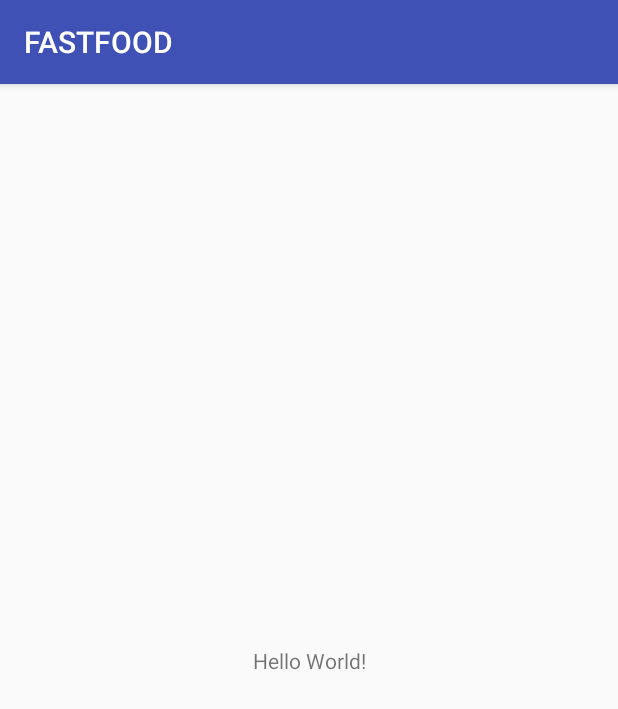
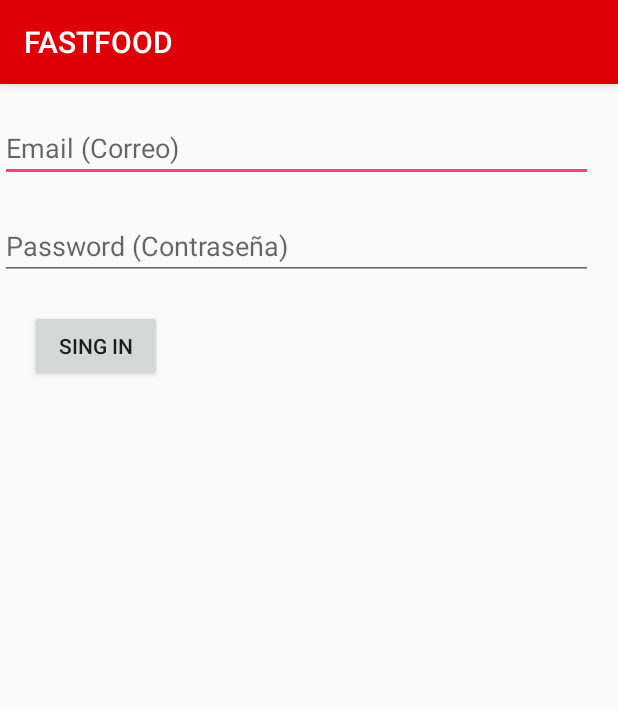
Before and after one commit to sebastianver123/FASTFOOD2, an Android app: the screen it shows after launch (MainActivity), on a phone screen of 412 x 824 dp. Shown: the top 709 px of the screen. Run offline under Robolectric (Android 15) with nearby library versions, the phone set to English and light mode, and no system bars.

Commit message:
Menú de ingreso

```diff
--- a/app/src/main/res/layout/activity_main.xml
+++ b/app/src/main/res/layout/activity_main.xml
@@ -6,13 +6,37 @@
     android:layout_height="match_parent"
     tools:context="co.edu.udistrtital.sebastianvergara.fastfood.MainActivity">
 
-    <TextView
-        android:layout_width="wrap_content"
-        android:layout_height="wrap_content"
-        android:text="Hello World!"
-        app:layout_constraintBottom_toBottomOf="parent"
-        app:layout_constraintLeft_toLeftOf="parent"
-        app:layout_constraintRight_toRightOf="parent"
-        app:layout_constraintTop_toTopOf="parent" />
+    <LinearLayout
+        android:layout_width="395dp"
+        android:layout_height="587dp"
+        android:orientation="vertical"
+        tools:layout_editor_absoluteY="8dp"
+        tools:layout_editor_absoluteX="8dp">
+
+        <EditText
+            android:inputType="text"
+            android:layout_marginTop="20dp"
+            android:layout_width="match_parent"
+            android:layout_height="wrap_content"
+            android:hint="Email (Correo)"
+            android:maxLines="1"
+            android:id="@+id/email"/>
+        <EditText
+            android:inputType="text"
+            android:layout_marginTop="20dp"
+            android:layout_width="match_parent"
+            android:layout_height="wrap_content"
+            android:hint="Password (Contraseña)"
+            android:maxLines="1"
+            android:id="@+id/pass"/>
+        <Button
+            android:layout_margin="20dp"
+            android:layout_marginBottom="20dp"
+            android:layout_width="wrap_content"
+            android:layout_height="wrap_content"
+            android:text="Sing In"
+            android:id="@+id/btnin"/>
+
+    </LinearLayout>
 
 </android.support.constraint.ConstraintLayout>
--- a/app/src/main/res/values/colors.xml
+++ b/app/src/main/res/values/colors.xml
@@ -1,6 +1,6 @@
 <?xml version="1.0" encoding="utf-8"?>
 <resources>
-    <color name="colorPrimary">#3F51B5</color>
-    <color name="colorPrimaryDark">#303F9F</color>
+    <color name="colorPrimary">#de0007</color>
+    <color name="colorPrimaryDark">#ff0004</color>
     <color name="colorAccent">#FF4081</color>
 </resources>
```
